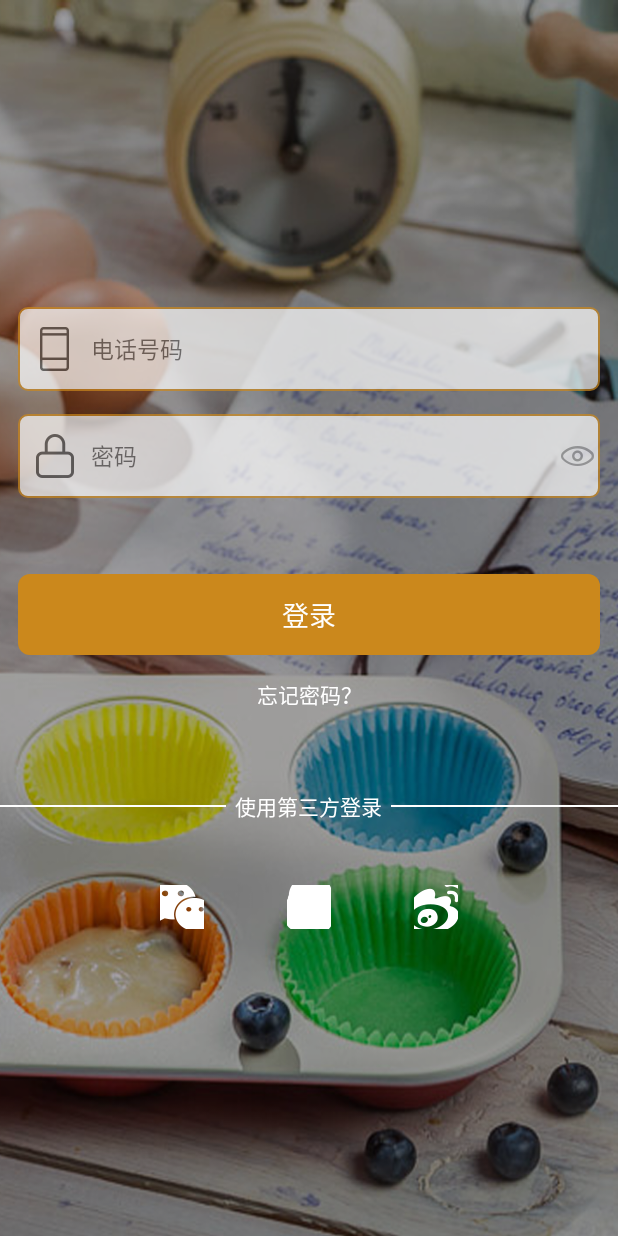
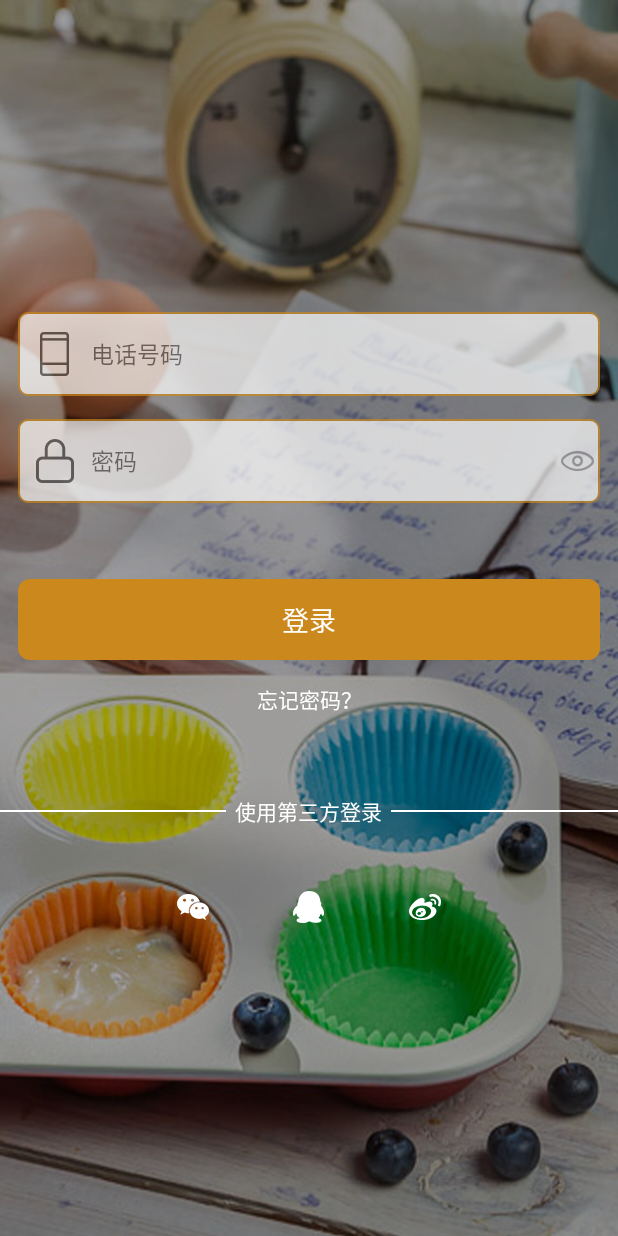
Before and after one commit to yls871435707/CateMenu, an Android app: the layout activity_login.xml on its own in the app's theme, with its tools: preview values and no code run, on a phone screen of 412 x 824 dp. Run offline under Robolectric (Android 15) with nearby library versions, the phone set to English and light mode, and no system bars.

Commit message:
添加第三方图片

```diff
--- a/CateMenu/app/src/main/res/layout/activity_login.xml
+++ b/CateMenu/app/src/main/res/layout/activity_login.xml
@@ -108,19 +108,19 @@
         <ImageView
             android:layout_width="wrap_content"
             android:layout_height="wrap_content"
-            android:src="@mipmap/login_wechat" />
+            android:src="@mipmap/wechat" />
 
         <ImageView
             android:layout_width="wrap_content"
             android:layout_height="wrap_content"
             android:layout_marginLeft="55dp"
-            android:src="@mipmap/longin_qq" />
+            android:src="@mipmap/qq" />
 
         <ImageView
             android:layout_width="wrap_content"
             android:layout_height="wrap_content"
             android:layout_marginLeft="55dp"
-            android:src="@mipmap/login_microblog" />
+            android:src="@mipmap/twitter" />
     </LinearLayout>
 
 
```
Also changed, not shown: CateMenu/app/src/main/res/mipmap-hdpi/qq.png (added), CateMenu/app/src/main/res/mipmap-hdpi/twitter.png (added), CateMenu/app/src/main/res/mipmap-hdpi/wechat.png (added), CateMenu/app/src/main/res/mipmap-xhdpi/qq.png (added), CateMenu/app/src/main/res/mipmap-xhdpi/twitter.png (added), CateMenu/app/src/main/res/mipmap-xhdpi/wechat.png (added).
